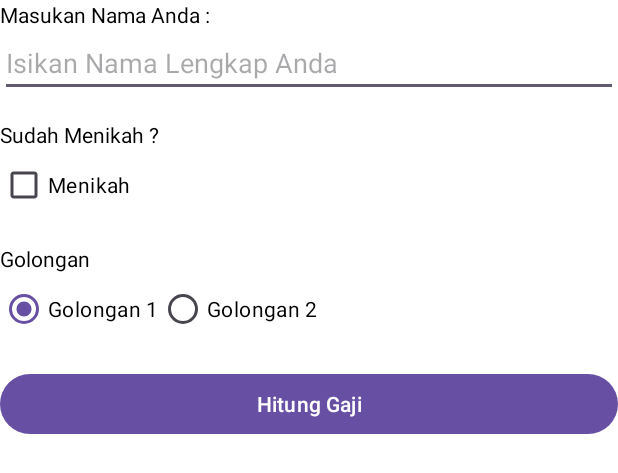
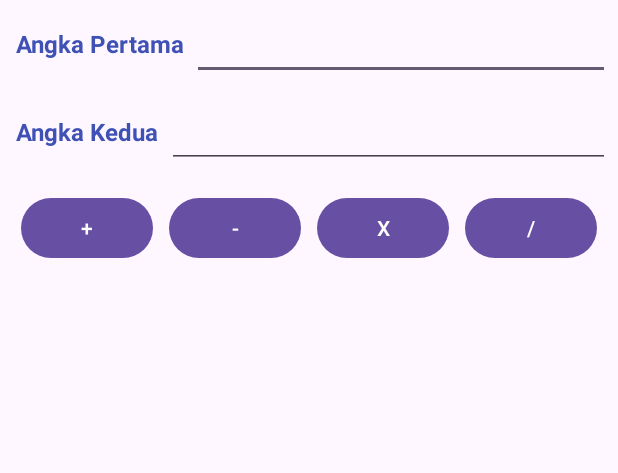
Before and after one commit to fikriks/praktikum-pemrograman-aplikasi-bergerak, an Android app: the layout activity_main.xml on its own in the app's theme, with its tools: preview values and no code run, on a phone screen of 412 x 824 dp. Shown: the top 473 px of the screen. Run offline under Robolectric (Android 15) with nearby library versions, the phone set to English and light mode, and no system bars.

Commit message:
tugas praktikum modul 2 :rocket:

```diff
--- a/app/src/main/java/com/fikriks/praktikum_pab/MainActivity.kt
+++ b/app/src/main/java/com/fikriks/praktikum_pab/MainActivity.kt
@@ -13,29 +13,36 @@ class MainActivity : AppCompatActivity() {
         val view = binding.root
         setContentView(view)
 
-        binding.hitung.setOnClickListener{
-            val name = binding.nama.text.toString()
-            binding.outputNama.text = name
+        binding.btnTambah.setOnClickListener{
+            val angka1 = binding.editText1.text.toString().toInt()
+            val angka2 = binding.editText2.text.toString().toInt()
+            val hasil = angka1 + angka2
+            binding.hasil.visibility = View.VISIBLE
+            binding.hasil.text = "Hasil Penjumlahan : $hasil"
+        }
 
-            val gajiStatus: Int = if (binding.menikah.isChecked) {
-                500000
-            } else {
-                0
-            }
+        binding.btnBagi.setOnClickListener{
+            val angka1 = binding.editText1.text.toString().toInt()
+            val angka2 = binding.editText2.text.toString().toInt()
+            val hasil = angka1 / angka2
+            binding.hasil.visibility = View.VISIBLE
+            binding.hasil.text = "Hasil Pembagian : $hasil"
+        }
 
-            val golongan = binding.rgGolongan
-            val gol = golongan.checkedRadioButtonId
-            val gajiGolongan: Int = when (gol) {
-                R.id.rbGolongan1 -> 1000000
-                R.id.rbGolongan2 -> 2000000
-                else -> 0
-            }
+        binding.btnKali.setOnClickListener{
+            val angka1 = binding.editText1.text.toString().toInt()
+            val angka2 = binding.editText2.text.toString().toInt()
+            val hasil = angka1 * angka2
+            binding.hasil.visibility = View.VISIBLE
+            binding.hasil.text = "Hasil Perkalian : $hasil"
+        }
 
-            val totalGaji = gajiStatus + gajiGolongan
-            binding.outputGaji.text = totalGaji.toString()
-            binding.outputStatus.text = if(binding.menikah.isChecked) { "Sudah Menikah" } else { "Belum Menikah" }
-            binding.outputGolongan.text = if(binding.rbGolongan1.isChecked) { "Golongan 1" } else { "Golongan 2" }
-            binding.outputHitung.visibility = View.VISIBLE
+        binding.btnKurang.setOnClickListener{
+            val angka1 = binding.editText1.text.toString().toInt()
+            val angka2 = binding.editText2.text.toString().toInt()
+            val hasil = angka1 - angka2
+            binding.hasil.visibility = View.VISIBLE
+            binding.hasil.text = "Hasil Pengurangan : $hasil"
         }
     }
 }
--- a/app/src/main/res/layout/activity_main.xml
+++ b/app/src/main/res/layout/activity_main.xml
@@ -1,163 +1,122 @@
 <?xml version="1.0" encoding="utf-8"?>
-<androidx.constraintlayout.widget.ConstraintLayout xmlns:android="http://schemas.android.com/apk/res/android"
+<LinearLayout xmlns:android="http://schemas.android.com/apk/res/android"
     xmlns:app="http://schemas.android.com/apk/res-auto"
     xmlns:tools="http://schemas.android.com/tools"
     android:layout_width="match_parent"
     android:layout_height="match_parent"
-    android:background="@color/white">
-
-    <LinearLayout
-        android:layout_width="fill_parent"
-        android:layout_height="fill_parent"
-        android:orientation="vertical"
-        app:layout_constraintBottom_toBottomOf="parent"
-        app:layout_constraintEnd_toEndOf="parent">
-
-        <TextView
-            android:layout_width="fill_parent"
-            android:layout_height="wrap_content"
-            android:text="Masukan Nama Anda :"
-            android:textColor="#000000" />
-
-        <EditText
-            android:id="@+id/nama"
-            android:textColor="#000000"
-            android:layout_width="fill_parent"
-            android:layout_height="wrap_content"
-            android:hint="Isikan Nama Lengkap Anda" />
-
-        <TextView
-            android:layout_width="fill_parent"
-            android:layout_height="wrap_content"
-            android:layout_marginTop="15dp"
-            android:text="Sudah Menikah ?"
-            android:textColor="#000000" />
-
-        <CheckBox
-            android:id="@+id/menikah"
-            android:layout_width="fill_parent"
-            android:layout_height="wrap_content"
-            android:text="Menikah"
-            android:textColor="#000000" />
-
-        <TextView
-            android:layout_width="fill_parent"
-            android:layout_height="wrap_content"
-            android:layout_marginTop="15dp"
-            android:text="Golongan"
-            android:textColor="#000000" />
-
-        <RadioGroup
-            android:id="@+id/rgGolongan"
-            android:layout_width="wrap_content"
-            android:layout_height="wrap_content"
-            android:orientation="horizontal">
-
-            <RadioButton
-                android:id="@+id/rbGolongan1"
-                android:layout_width="fill_parent"
-                android:layout_height="wrap_content"
-                android:checked="true"
-                android:text="Golongan 1"
-                android:textColor="#000000" />
-
-            <RadioButton
-                android:id="@+id/rbGolongan2"
-                android:layout_width="fill_parent"
-                android:layout_height="wrap_content"
-                android:text="Golongan 2"
-                android:textColor="#000000" />
-        </RadioGroup>
-
-        <Button
-            android:id="@+id/hitung"
-            android:layout_width="fill_parent"
-            android:layout_height="wrap_content"
-            android:layout_marginTop="15dp"
-            android:text="Hitung Gaji" />
-
-       <LinearLayout
-           android:id="@+id/outputHitung"
-           android:layout_width="match_parent"
-           android:layout_height="wrap_content"
-           android:visibility="gone"
     android:orientation="vertical">
 
     <LinearLayout
         android:layout_width="match_parent"
         android:layout_height="wrap_content"
-               android:orientation="horizontal">
-           <TextView
-               android:id="@+id/txtNama"
-               android:textColor="#000000"
-               android:layout_width="wrap_content"
-               android:layout_height="wrap_content"
-               android:text="Nama : " />
+        android:orientation="horizontal"
+        android:padding="5dp"
+        android:paddingTop="20dp">
 
         <TextView
-               android:id="@+id/outputNama"
+            android:id="@+id/textView1"
             android:layout_width="wrap_content"
-               android:layout_height="wrap_content"
-               android:gravity="center"
-               android:text=""
-               android:textColor="#000000"
-               android:textSize="20dp" />
-           </LinearLayout>
-           <LinearLayout
-               android:layout_width="match_parent"
-               android:layout_height="wrap_content"
-               android:orientation="horizontal">
-               <TextView
-                   android:id="@+id/txtStatus"
-                   android:textColor="#000000"
+            android:layout_height="48dp"
+            android:padding="5dp"
+            android:text="Angka Pertama"
+            android:textColor="#3F51B5"
+            android:textSize="16sp"
+            android:textStyle="bold" />
+
+        <EditText
+            android:id="@+id/editText1"
             android:layout_width="wrap_content"
-                   android:layout_height="wrap_content"
-                   android:text="Status : " />
-               <TextView
-                   android:id="@+id/outputStatus"
-                   android:layout_width="match_parent"
-                   android:layout_height="wrap_content"
-                   android:text=""
-                   android:textColor="#000000"
-                   android:textSize="20dp" />
+            android:layout_height="48dp"
+            android:layout_weight="1"
+            android:ems="10"
+            android:inputType="number"
+            android:padding="5dp"
+            android:textSize="16sp" />
     </LinearLayout>
 
     <LinearLayout
         android:layout_width="match_parent"
         android:layout_height="wrap_content"
-               android:orientation="horizontal">
+        android:orientation="horizontal"
+        android:padding="5dp"
+        android:paddingTop="20dp">
+
         <TextView
-                   android:id="@+id/txtGolongan"
-                   android:textColor="#000000"
+            android:id="@+id/textView2"
             android:layout_width="wrap_content"
-                   android:layout_height="wrap_content"
-                   android:text="Golongan : " />
-               <TextView
-                   android:id="@+id/outputGolongan"
-                   android:layout_width="match_parent"
-                   android:layout_height="wrap_content"
-                   android:text=""
-                   android:textColor="#000000"
-                   android:textSize="20dp" />
+
+            android:layout_height="48dp"
+            android:padding="5dp"
+            android:text="Angka Kedua"
+            android:textColor="#3F51B5"
+            android:textSize="16sp"
+            android:textStyle="bold" />
+
+        <EditText
+            android:id="@+id/editText2"
+            android:layout_width="wrap_content"
+            android:layout_height="48dp"
+            android:layout_weight="1"
+            android:ems="10"
+            android:inputType="number"
+            android:padding="5dp"
+            android:textSize="16sp"/>
     </LinearLayout>
 
     <LinearLayout
         android:layout_width="match_parent"
         android:layout_height="wrap_content"
-               android:orientation="horizontal">
-               <TextView
-                   android:id="@+id/txtGaji"
-                   android:textColor="#000000"
+        android:gravity="center"
+        android:orientation="horizontal"
+        android:padding="5dp"
+        android:paddingTop="20dp"
+        android:textAlignment="center">
+
+        <Button
+            android:id="@+id/btnTambah"
             android:layout_width="wrap_content"
             android:layout_height="wrap_content"
-                   android:text="Gaji : " />
-               <TextView
-                   android:id="@+id/outputGaji"
+            android:layout_margin="5dp"
+            android:text="+" />
+        <Button
+            android:id="@+id/btnKurang"
+            android:layout_width="wrap_content"
+            android:layout_height="wrap_content"
+            android:layout_margin="5dp"
+            android:text="-" />
+        <Button
+            android:id="@+id/btnKali"
+            android:layout_width="wrap_content"
+            android:layout_height="wrap_content"
+            android:layout_margin="5dp"
+            android:text="X" />
+
+        <Button
+            android:id="@+id/btnBagi"
+            android:layout_width="wrap_content"
+            android:layout_height="wrap_content"
+            android:layout_margin="5dp"
+            android:text="/" />
+    </LinearLayout>
+
+    <LinearLayout
         android:layout_width="match_parent"
         android:layout_height="wrap_content"
-                   android:textColor="#000000"
-                   android:textSize="20dp" />
+        android:gravity="center"
+        android:orientation="vertical"
+        android:padding="5dp"
+        android:paddingTop="20dp">
+
+        <TextView
+            android:id="@+id/hasil"
+            android:layout_width="wrap_content"
+            android:layout_height="wrap_content"
+            android:layout_margin="10dp"
+            android:visibility="gone"
+            android:text="1234567890"
+            android:padding="10dp"
+            android:textSize="25sp"
+            android:textStyle="bold" />
     </LinearLayout>
+
 </LinearLayout>
-    </LinearLayout>
-</androidx.constraintlayout.widget.ConstraintLayout>
```
Lines whose indentation alone changed are shown as unchanged.
